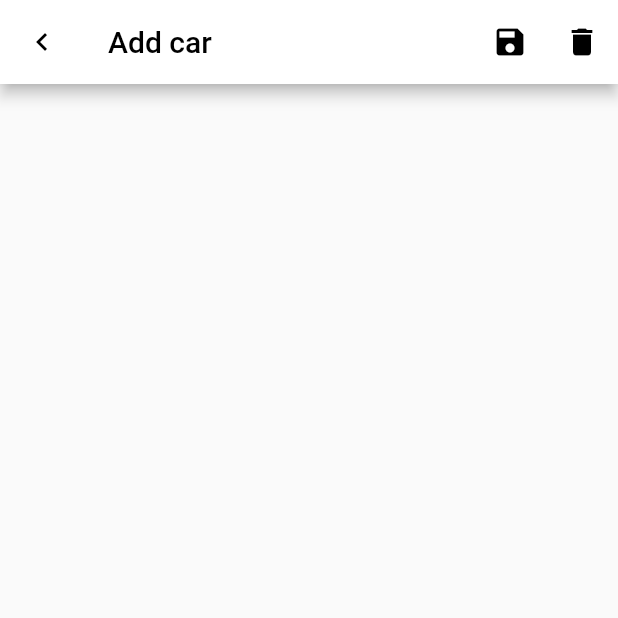
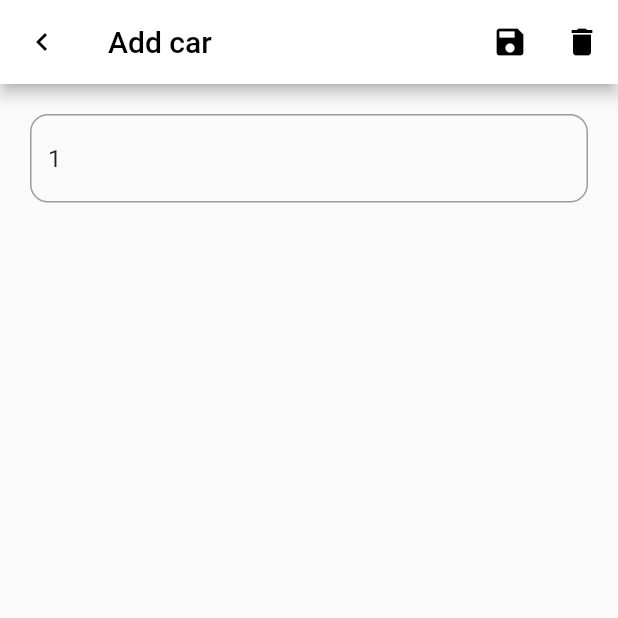
Before and after one commit to Kanikk/FlutterCarsApp, a Flutter app: the screen it shows after launch, after a tap on the "add" icon, on a phone screen of 412 x 824 dp, the top half of it. Run offline on Flutter 3.47's test engine with Material 2 defaults, Android fonts, the phone set to English and light mode, and no system bars; our stand-ins replace drift; accounts and stored records are empty; generated files the repository leaves out were written again.

Commit message:
Add records to database, select data

```diff
--- a/first_app/lib/main.dart
+++ b/first_app/lib/main.dart
@@ -2,7 +2,6 @@ import 'package:first_app/database/car_database.dart';
 import 'package:first_app/screen/cars_list_page.dart';
 import 'package:flutter/material.dart';
 import 'package:provider/provider.dart';
-
 
 void main() {
   runApp(const MyApp());
--- a/first_app/lib/screen/cars_detail_page.dart
+++ b/first_app/lib/screen/cars_detail_page.dart
@@ -1,6 +1,9 @@
 import 'package:first_app/database/car_database.dart';
 import 'package:first_app/theme/appThemes.dart';
 import 'package:flutter/material.dart';
+import 'package:provider/provider.dart';
+import 'package:flutter/services.dart';
+import 'package:drift/drift.dart' as dr;
 
 class CarDetailPage extends StatefulWidget {
   const CarDetailPage({
@@ -15,10 +18,39 @@ class CarDetailPage extends StatefulWidget {
 }
 
 class _CarDetailPageState extends State<CarDetailPage> {
+  late CarDatabase carDatabase;
+  late TextEditingController mileageEditingcontroller;
+
+  @override
+  void initState() {
+    super.initState();
+    mileageEditingcontroller = TextEditingController();
+    mileageEditingcontroller.text =
+        widget.carCompanion.mileage.value.toString();
+  }
+
   @override
   Widget build(BuildContext context) {
+    carDatabase = Provider.of<CarDatabase>(context);
     return Scaffold(
       appBar: _getDetailAppBar(),
+      body: Container(
+        padding: const EdgeInsets.symmetric(horizontal: 20, vertical: 20),
+        child: Column(children: [
+          TextFormField(
+            controller: mileageEditingcontroller,
+            keyboardType: TextInputType.number,
+            inputFormatters: <TextInputFormatter>[
+              FilteringTextInputFormatter.digitsOnly
+            ],
+            decoration: InputDecoration(
+                border: OutlineInputBorder(
+                  borderRadius: BorderRadius.circular(12),
+                ),
+                hintText: "Enter mileage"),
+          )
+        ]),
+      ),
     );
   }
 
@@ -39,7 +71,9 @@ class _CarDetailPageState extends State<CarDetailPage> {
       ),
       actions: [
         IconButton(
-          onPressed: () {},
+          onPressed: () {
+            _saveToDb();
+          },
           icon: Icon(
             Icons.save,
             color: contrast2,
@@ -55,4 +89,18 @@ class _CarDetailPageState extends State<CarDetailPage> {
       ],
     );
   }
+
+  void _saveToDb() {
+    carDatabase
+        .insertCar(CarCompanion(
+      mileage: dr.Value(
+        int.parse(mileageEditingcontroller.text),
+      ),
+      color: dr.Value(1),
+      brand: dr.Value("BMW"),
+    ))
+        .then((value) {
+      Navigator.pop(context, true);
+    });
+  }
 }
--- a/first_app/lib/screen/cars_list_page.dart
+++ b/first_app/lib/screen/cars_list_page.dart
@@ -1,4 +1,4 @@
-import 'package:drift/drift.dart';
+import 'package:drift/drift.dart' as dr;
 import 'package:first_app/screen/cars_detail_page.dart';
 import 'package:flutter/material.dart';
 import 'package:first_app/database/car_database.dart';
@@ -14,8 +14,7 @@ class CarListPage extends StatefulWidget {
 
 class _CarListPageState extends State<CarListPage> {
   late CarDatabase database;
-  var textInfoStyle =
-      TextStyle(fontWeight: FontWeight.bold, fontSize: 40, color: contrast2);
+
   @override
   Widget build(BuildContext context) {
     database = Provider.of<CarDatabase>(context);
@@ -59,10 +58,10 @@ class _CarListPageState extends State<CarListPage> {
           _navigateToDetail(
             "Add car",
             const CarCompanion(
-                id: Value(1),
-                brand: Value(''),
-                color: Value('white'),
-                mileage: Value(1)),
+                id: dr.Value(1),
+                brand: dr.Value(''),
+                color: dr.Value(1),
+                mileage: dr.Value(1)),
           );
         }),
         shape: CircleBorder(
@@ -82,11 +81,42 @@ class _CarListPageState extends State<CarListPage> {
   }
 
   Widget carListUI(List<CarData> carList) {
-    return Container();
+    return ListView.builder(
+      scrollDirection: Axis.vertical,
+      shrinkWrap: true,
+      itemCount: carList.length,
+      itemBuilder: (context, index) {
+        CarData carData = carList[index];
+        return Card(
+          child: Container(
+            padding: const EdgeInsets.symmetric(horizontal: 5, vertical: 5),
+            decoration: BoxDecoration(
+              borderRadius: BorderRadius.circular(5),
+              border: Border.all(color: Colors.black),
+            ),
+            child: Row(
+              children: [
+                // Expanded(),
+                Expanded(
+                  child: ListTile(
+                    title: Text(carData.brand),
+                  ),
+                ),
+                Expanded(
+                  child: ListTile(
+                    title: Text(carData.mileage.toString() + " km"),
+                  ),
+                ),
+              ],
+            ),
+          ),
+        );
+      },
+    );
   }
 
-  void _navigateToDetail(String title, CarCompanion carCompanion) {
-    Navigator.push(
+  _navigateToDetail(String title, CarCompanion carCompanion) async {
+    var res = await Navigator.push(
       context,
       MaterialPageRoute(
         builder: (context) => CarDetailPage(
@@ -95,5 +125,8 @@ class _CarListPageState extends State<CarListPage> {
         ),
       ),
     );
+    if (res != null && res == true) {
+      setState(() {});
+    }
   }
 }
--- a/first_app/lib/theme/appThemes.dart
+++ b/first_app/lib/theme/appThemes.dart
@@ -2,3 +2,5 @@ import 'package:flutter/material.dart';
 
 Color contrast2 = Colors.black;
 Color contrast1 = Colors.white;
+var textInfoStyle =
+    TextStyle(fontWeight: FontWeight.bold, fontSize: 40, color: contrast2);
```
Also changed, not shown: first_app/lib/database/car_database.dart (+6 -5 lines), first_app/lib/database/car_database.g.dart.
